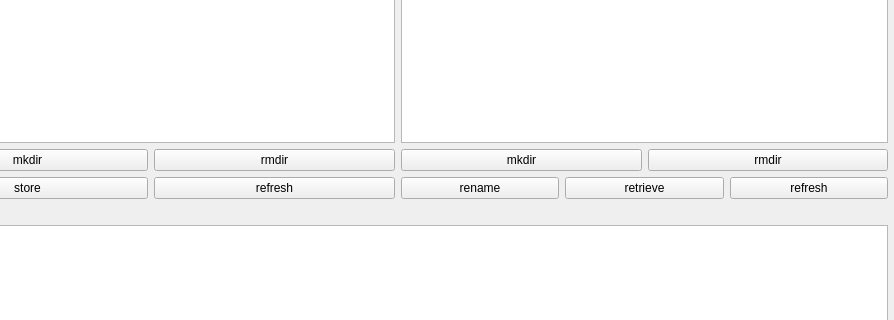
The window that client/mainWindow.ui (JianyuTANG/ftp-service) describes before a commit, drawn with Qt 5; both pictures show x 102 to 996 and y 423 to 743 of the 996 by 889 pixel window.
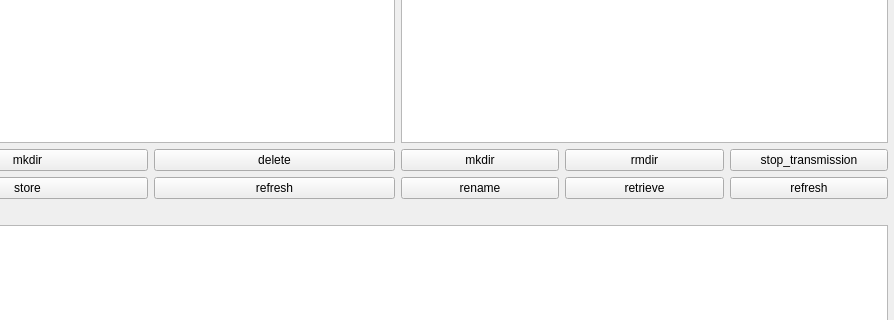
The same window after the commit.

What changed in the file:
```diff
--- a/client/mainWindow.ui
+++ b/client/mainWindow.ui
@@ -168,7 +168,7 @@
            <item>
             <widget class="QPushButton" name="Button_rmdir_local">
              <property name="text">
-              <string>rmdir</string>
+              <string>delete</string>
              </property>
             </widget>
            </item>
@@ -229,6 +229,13 @@
              </property>
             </widget>
            </item>
+           <item>
+            <widget class="QPushButton" name="Button_stop">
+             <property name="text">
+              <string>stop_transmission</string>
+             </property>
+            </widget>
+           </item>
           </layout>
          </item>
          <item>
```
